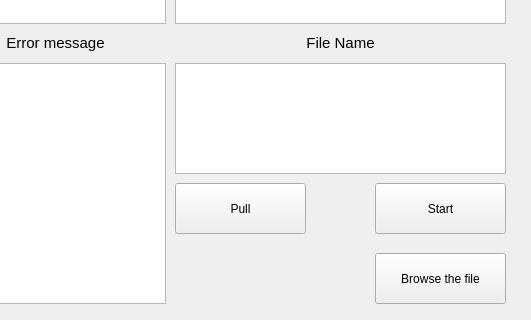
Qt form mainwindow.ui (15831944/Signal-Translator) before a commit; both pictures show x 705 to 1236 and y 337 to 657 of the 1236 by 657 pixel window.
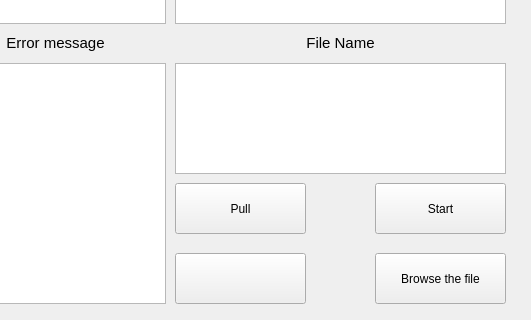
The same form after that commit.

The edit to the form file:
```diff
--- a/mainwindow.ui
+++ b/mainwindow.ui
@@ -496,6 +496,19 @@
      <string/>
     </property>
    </widget>
+   <widget class="QPushButton" name="treeORasm_button">
+    <property name="geometry">
+     <rect>
+      <x>880</x>
+      <y>590</y>
+      <width>131</width>
+      <height>51</height>
+     </rect>
+    </property>
+    <property name="text">
+     <string/>
+    </property>
+   </widget>
   </widget>
  </widget>
  <layoutdefault spacing="6" margin="11"/>
```
